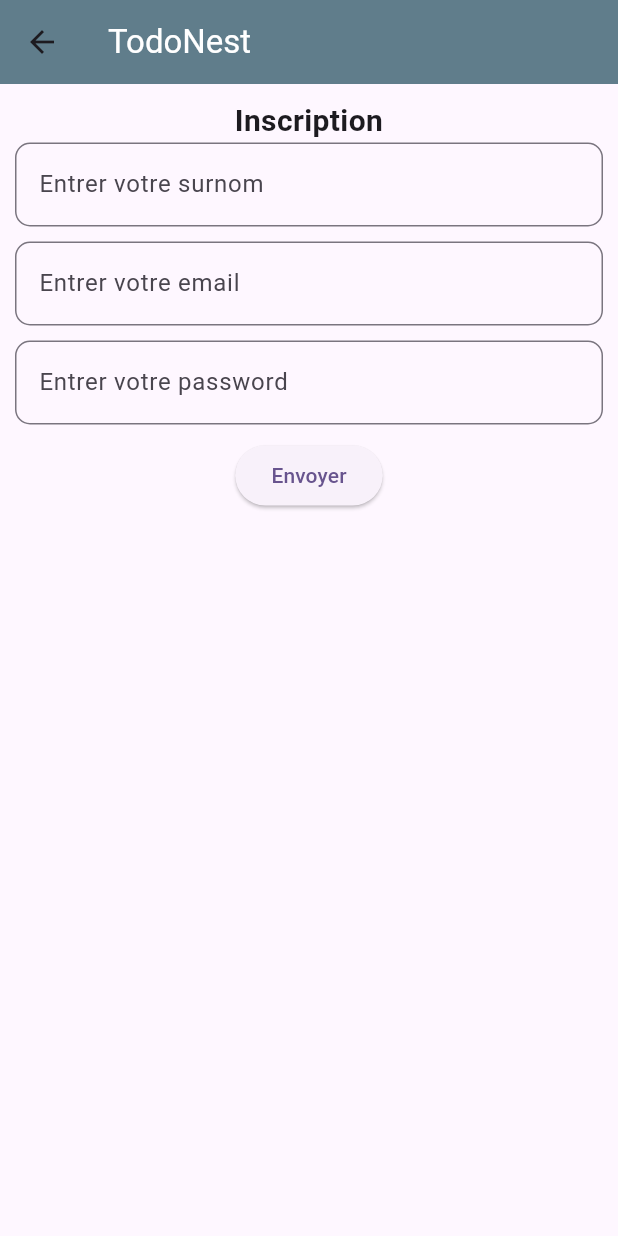
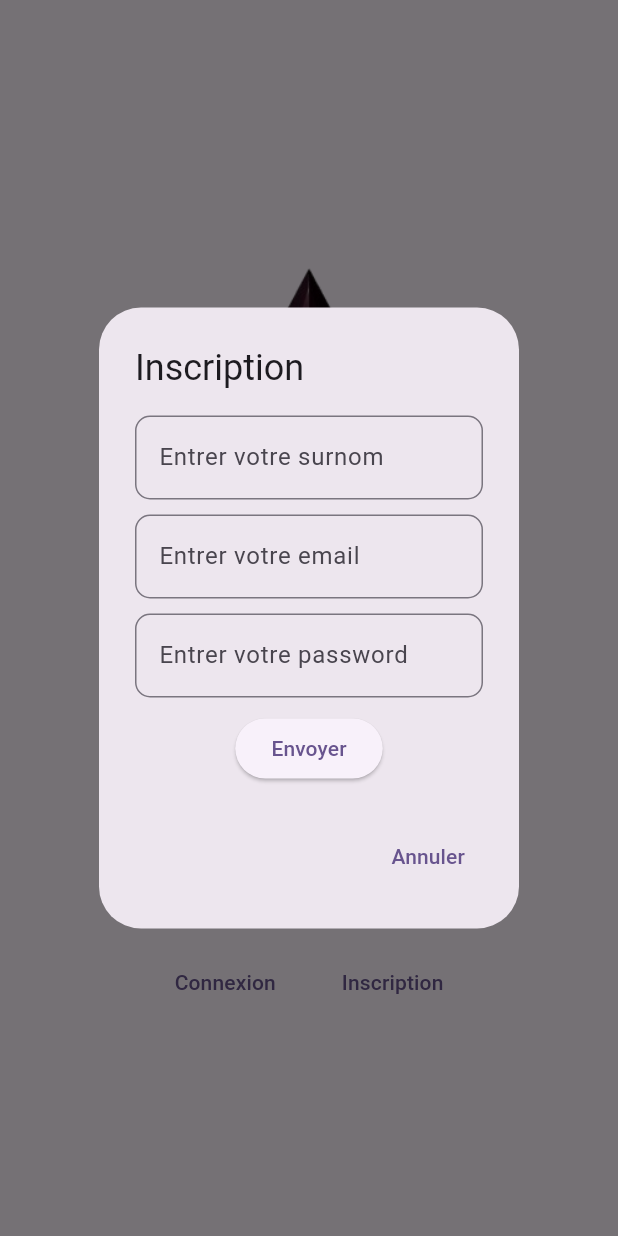
Before and after one commit to JongCHONG/EfreiM2FlutterToDoNest, a Flutter app: the screen it shows after launch, after a tap on "Inscription", on a phone screen of 412 x 824 dp. Run offline on Flutter 3.47's test engine with Material 3 defaults, Android fonts, the light colour scheme and no system bars; our stand-ins replace cloud_firestore, firebase_auth, firebase_core; accounts and stored records are empty.

Commit message:
move connexion & inscription to dialog

```diff
--- a/lib/main.dart
+++ b/lib/main.dart
@@ -1,8 +1,7 @@
-import 'package:todonest/views/connexion.dart';
-import 'package:todonest/views/inscription.dart';
 import 'package:flutter/material.dart';
 import 'package:firebase_core/firebase_core.dart';
 import 'package:firebase_auth/firebase_auth.dart';
+import 'package:todonest/widgets/dialog.dart';
 import 'firebase_options.dart';
 import 'package:todonest/views/list_task.dart';
 
@@ -83,16 +82,14 @@ class _MyHomePageState extends State<MyHomePage> {
               children: [
                 TextButton(
                   onPressed: () {
-                Navigator.of(context).push(MaterialPageRoute(
-                  builder: (context) => const Connexion()));
+                    showConnexionDialog(context);
                   },
                   child: const Text('Connexion'),
                 ),
                 const SizedBox(width: 20),
                 TextButton(
                   onPressed: () {
-                Navigator.of(context).push(MaterialPageRoute(
-                  builder: (context) => const Inscription()));
+                    showInscriptionDialog(context);
                   },
                   child: const Text('Inscription'),
                 ),
--- a/lib/views/inscription.dart
+++ /dev/null
@@ -1,90 +0,0 @@
-import 'package:todonest/controllers/auth.controller.dart';
-import 'package:flutter/material.dart';
-import '../constante.dart';
-
-class Inscription extends StatefulWidget {
-  const Inscription({super.key});
-
-  @override
-  State<StatefulWidget> createState() => _InscriptionState();
-}
-
-class _InscriptionState extends State<Inscription> {
-  TextEditingController surname = TextEditingController();
-  TextEditingController email = TextEditingController();
-  TextEditingController password = TextEditingController();
-
-  @override
-  Widget build(BuildContext context) {
-    return Scaffold(
-      appBar: AppBar(
-        title: const Text("TodoNest", style: TextStyle(color: Colors.white)),
-        backgroundColor: Colors.blueGrey,
-      ),
-      body: SingleChildScrollView(
-          child: Padding(
-              padding: const EdgeInsets.all(10),
-              child: Column(
-                children: [
-                  const Center(
-                    child: Text(
-                      'Inscription',
-                      textAlign: TextAlign.center,
-                      style:
-                          TextStyle(fontWeight: FontWeight.bold, fontSize: 20),
-                    ),
-                  ),
-                  Form(
-                    child: Column(
-                      children: [
-                        TextField(
-                          controller: surname,
-                          decoration: InputDecoration(
-                              hintText: 'Entrer votre surnom',
-                              border: OutlineInputBorder(
-                                  borderRadius: BorderRadius.circular(10))),
-                        ),
-                        const SizedBox(
-                          height: 10,
-                        ),
-                        TextField(
-                          controller: email,
-                          decoration: InputDecoration(
-                              hintText: 'Entrer votre email',
-                              border: OutlineInputBorder(
-                                  borderRadius: BorderRadius.circular(10))),
-                        ),
-                        const SizedBox(
-                          height: 10,
-                        ),
-                        TextField(
-                          controller: password,
-                          obscureText: true,
-                          decoration: InputDecoration(
-                              hintText: 'Entrer votre password',
-                              border: OutlineInputBorder(
-                                  borderRadius: BorderRadius.circular(10))),
-                        ),
-                        const SizedBox(
-                          height: 10,
-                        ),
-                        ElevatedButton(
-                            onPressed: () {
-                              AuthController()
-                                  .inscription(
-                                      surname.text, email.text, password.text)
-                                  .then((value) {
-                                setState(() {
-                                  me = value;
-                                });
-                              });
-                            },
-                            child: const Text('Envoyer'))
-                      ],
-                    ),
-                  )
-                ],
-              ))),
-    );
-  }
-}
--- /dev/null
+++ b/lib/widgets/dialog.dart
@@ -0,0 +1,202 @@
+import 'package:flutter/material.dart';
+import 'package:todonest/controllers/auth.controller.dart';
+import 'package:todonest/models/my_task.dart';
+import 'package:todonest/services/task.service.dart';
+import 'package:todonest/views/list_task.dart';
+
+void showEditTaskDialog(BuildContext context, MyTask task,
+    TaskService taskService, Function onUpdate) {
+  TextEditingController edit = TextEditingController(text: task.title);
+  showDialog(
+    context: context,
+    builder: (BuildContext context) {
+      return AlertDialog(
+        title: const Text("Modifier la tâche"),
+        content: TextField(
+          controller: edit,
+          decoration: const InputDecoration(hintText: "Nouveau titre"),
+        ),
+        actions: [
+          TextButton(
+            onPressed: () {
+              Navigator.of(context).pop();
+            },
+            child: const Text("Annuler"),
+          ),
+          ElevatedButton(
+            onPressed: () async {
+              String newTitle = edit.text.trim();
+
+              if (newTitle.isNotEmpty) {
+                await taskService.updateTask(task.id, newTitle);
+                onUpdate();
+                Navigator.of(context).pop();
+              }
+            },
+            child: const Text("Modifier"),
+          )
+        ],
+      );
+    },
+  );
+}
+
+void showDeleteConfirmationDialog(BuildContext context, String taskId,
+    TaskService taskService, Function onDelete) {
+  showDialog(
+    context: context,
+    builder: (BuildContext context) {
+      return AlertDialog(
+        title: const Text("Confirmer la suppression"),
+        content: const Text("Êtes-vous sûr de vouloir supprimer cette tâche ?"),
+        actions: [
+          TextButton(
+            onPressed: () {
+              Navigator.of(context).pop();
+            },
+            child: const Text("Annuler"),
+          ),
+          ElevatedButton(
+            onPressed: () async {
+              Navigator.of(context).pop();
+              await taskService.deleteTask(taskId);
+              onDelete();
+            },
+            child: const Text("Supprimer"),
+          )
+        ],
+      );
+    },
+  );
+}
+
+void showConnexionDialog(BuildContext context) {
+  TextEditingController email = TextEditingController(text: 'jong@test.com');
+  TextEditingController password = TextEditingController(text: 'azerty');
+
+  showDialog(
+    context: context,
+    builder: (BuildContext context) {
+      return AlertDialog(
+        title: const Text("Connexion"),
+        content: SingleChildScrollView(
+          child: Column(
+            children: [
+              TextField(
+                controller: email,
+                decoration: InputDecoration(
+                    hintText: 'Entrer votre email',
+                    border: OutlineInputBorder(
+                        borderRadius: BorderRadius.circular(10))),
+              ),
+              const SizedBox(height: 10),
+              TextField(
+                controller: password,
+                obscureText: true,
+                decoration: InputDecoration(
+                    hintText: 'Entrer votre password',
+                    border: OutlineInputBorder(
+                        borderRadius: BorderRadius.circular(10))),
+              ),
+              const SizedBox(height: 10),
+              ElevatedButton(
+                onPressed: () {
+                  AuthController()
+                      .connexion(email.text, password.text)
+                      .then((value) {
+                    Navigator.of(context).pop();
+                    Navigator.push(
+                      context,
+                      MaterialPageRoute(
+                        builder: (context) => const ListTask(),
+                      ),
+                    );
+                  });
+                },
+                child: const Text('Envoyer'),
+              ),
+            ],
+          ),
+        ),
+        actions: [
+          TextButton(
+            onPressed: () {
+              Navigator.of(context).pop();
+            },
+            child: const Text("Annuler"),
+          ),
+        ],
+      );
+    },
+  );
+}
+
+void showInscriptionDialog(BuildContext context) {
+  TextEditingController surname = TextEditingController();
+  TextEditingController email = TextEditingController();
+  TextEditingController password = TextEditingController();
+
+  showDialog(
+    context: context,
+    builder: (BuildContext context) {
+      return AlertDialog(
+        title: const Text("Inscription"),
+        content: SingleChildScrollView(
+          child: Column(
+            children: [
+              TextField(
+                controller: surname,
+                decoration: InputDecoration(
+                    hintText: 'Entrer votre surnom',
+                    border: OutlineInputBorder(
+                        borderRadius: BorderRadius.circular(10))),
+              ),
+              const SizedBox(height: 10),
+              TextField(
+                controller: email,
+                decoration: InputDecoration(
+                    hintText: 'Entrer votre email',
+                    border: OutlineInputBorder(
+                        borderRadius: BorderRadius.circular(10))),
+              ),
+              const SizedBox(height: 10),
+              TextField(
+                controller: password,
+                obscureText: true,
+                decoration: InputDecoration(
+                    hintText: 'Entrer votre password',
+                    border: OutlineInputBorder(
+                        borderRadius: BorderRadius.circular(10))),
+              ),
+              const SizedBox(height: 10),
+              ElevatedButton(
+                onPressed: () {
+                  AuthController()
+                      .inscription(surname.text, email.text, password.text)
+                      .then((value) {
+                    Navigator.of(context).pop();
+                    Navigator.push(
+                      context,
+                      MaterialPageRoute(
+                        builder: (context) => const ListTask(),
+                      ),
+                    );
+                  });
+                },
+                child: const Text('Envoyer'),
+              ),
+            ],
+          ),
+        ),
+        actions: [
+          TextButton(
+            onPressed: () {
+              Navigator.of(context).pop();
+            },
+            child: const Text("Annuler"),
+          ),
+        ],
+      );
+    },
+  );
+}
```
Also changed, not shown: lib/views/connexion.dart (deleted, +0 -85 lines), lib/views/list_task.dart (+7 -66 lines). Lines whose indentation alone changed are shown as unchanged.
